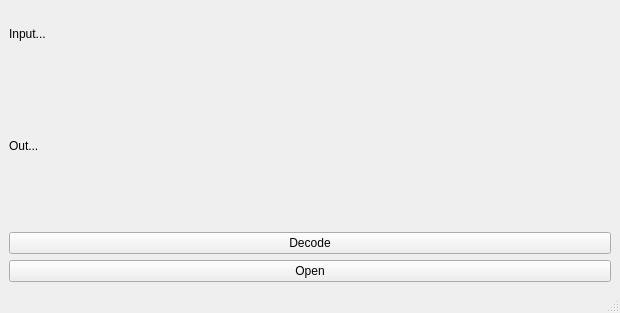
Qt form decodewindow.ui (catcompany/SilkCoder) before a commit.
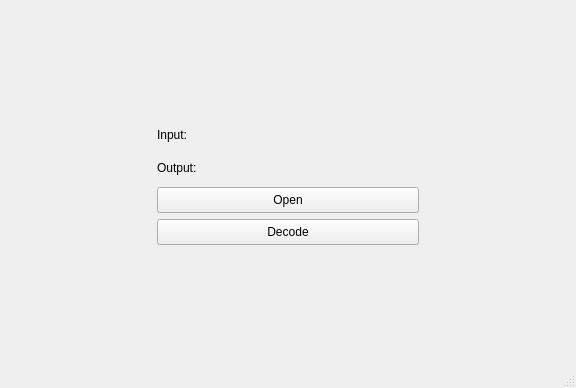
The same form after that commit.

```diff
--- a/decodewindow.ui
+++ b/decodewindow.ui
@@ -6,73 +6,163 @@
    <rect>
     <x>0</x>
     <y>0</y>
-    <width>620</width>
-    <height>313</height>
+    <width>576</width>
+    <height>388</height>
    </rect>
   </property>
   <property name="windowTitle">
    <string>MainWindow</string>
   </property>
   <widget class="QWidget" name="centralwidget">
-   <layout class="QVBoxLayout" name="verticalLayout">
+   <layout class="QGridLayout" name="gridLayout_3">
+    <item row="0" column="0">
+     <layout class="QGridLayout" name="gridLayout_2">
+      <item row="0" column="0">
+       <layout class="QGridLayout" name="gridLayout">
+        <item row="0" column="0" colspan="2">
+         <layout class="QHBoxLayout" name="horizontalLayout">
+          <item>
+           <widget class="QLabel" name="label_3">
+            <property name="minimumSize">
+             <size>
+              <width>54</width>
+              <height>27</height>
+             </size>
+            </property>
+            <property name="maximumSize">
+             <size>
+              <width>54</width>
+              <height>27</height>
+             </size>
+            </property>
+            <property name="text">
+             <string>Input: </string>
+            </property>
+           </widget>
+          </item>
     <item>
      <widget class="QLabel" name="labelSourcePath">
-      <property name="sizePolicy">
-       <sizepolicy hsizetype="Fixed" vsizetype="Fixed">
-        <horstretch>0</horstretch>
-        <verstretch>0</verstretch>
-       </sizepolicy>
-      </property>
       <property name="minimumSize">
        <size>
         <width>200</width>
-        <height>10</height>
+              <height>27</height>
        </size>
       </property>
       <property name="maximumSize">
        <size>
-        <width>16777215</width>
-        <height>50</height>
+              <width>200</width>
+              <height>27</height>
        </size>
       </property>
       <property name="text">
-       <string>Input...</string>
-      </property>
-     </widget>
-    </item>
-    <item>
+             <string/>
+            </property>
+            <property name="textFormat">
+             <enum>Qt::PlainText</enum>
+            </property>
+            <property name="wordWrap">
+             <bool>true</bool>
+            </property>
+            <property name="textInteractionFlags">
+             <set>Qt::TextSelectableByMouse</set>
+            </property>
+           </widget>
+          </item>
+         </layout>
+        </item>
+        <item row="1" column="0">
+         <widget class="QLabel" name="label_2">
+          <property name="minimumSize">
+           <size>
+            <width>56</width>
+            <height>27</height>
+           </size>
+          </property>
+          <property name="maximumSize">
+           <size>
+            <width>56</width>
+            <height>27</height>
+           </size>
+          </property>
+          <property name="text">
+           <string>Output: </string>
+          </property>
+         </widget>
+        </item>
+        <item row="1" column="1">
      <widget class="QLabel" name="labelOutputPath">
       <property name="minimumSize">
        <size>
         <width>200</width>
-        <height>30</height>
+            <height>27</height>
        </size>
       </property>
       <property name="maximumSize">
        <size>
         <width>200</width>
-        <height>16777215</height>
+            <height>27</height>
        </size>
       </property>
       <property name="text">
-       <string>Out...</string>
-      </property>
-     </widget>
-    </item>
-    <item>
-     <widget class="QPushButton" name="buttonDecode">
-      <property name="text">
-       <string>Decode</string>
-      </property>
-     </widget>
-    </item>
+           <string/>
+          </property>
+          <property name="textFormat">
+           <enum>Qt::PlainText</enum>
+          </property>
+          <property name="wordWrap">
+           <bool>true</bool>
+          </property>
+          <property name="textInteractionFlags">
+           <set>Qt::TextSelectableByMouse</set>
+          </property>
+         </widget>
+        </item>
+       </layout>
+      </item>
+      <item row="1" column="0">
+       <layout class="QVBoxLayout" name="verticalLayout">
     <item>
      <widget class="QPushButton" name="buttonOpenFile">
+          <property name="minimumSize">
+           <size>
+            <width>262</width>
+            <height>26</height>
+           </size>
+          </property>
+          <property name="maximumSize">
+           <size>
+            <width>262</width>
+            <height>26</height>
+           </size>
+          </property>
       <property name="text">
        <string>Open</string>
       </property>
      </widget>
     </item>
+        <item>
+         <widget class="QPushButton" name="buttonDecode">
+          <property name="minimumSize">
+           <size>
+            <width>262</width>
+            <height>26</height>
+           </size>
+          </property>
+          <property name="maximumSize">
+           <size>
+            <width>262</width>
+            <height>26</height>
+           </size>
+          </property>
+          <property name="text">
+           <string>Decode</string>
+          </property>
+         </widget>
+        </item>
+       </layout>
+      </item>
+     </layout>
+    </item>
    </layout>
   </widget>
   <widget class="QMenuBar" name="menubar">
```
Left out of the diff: 2 changed lines with no effect on the pictures. Lines whose indentation alone changed are shown as unchanged.
